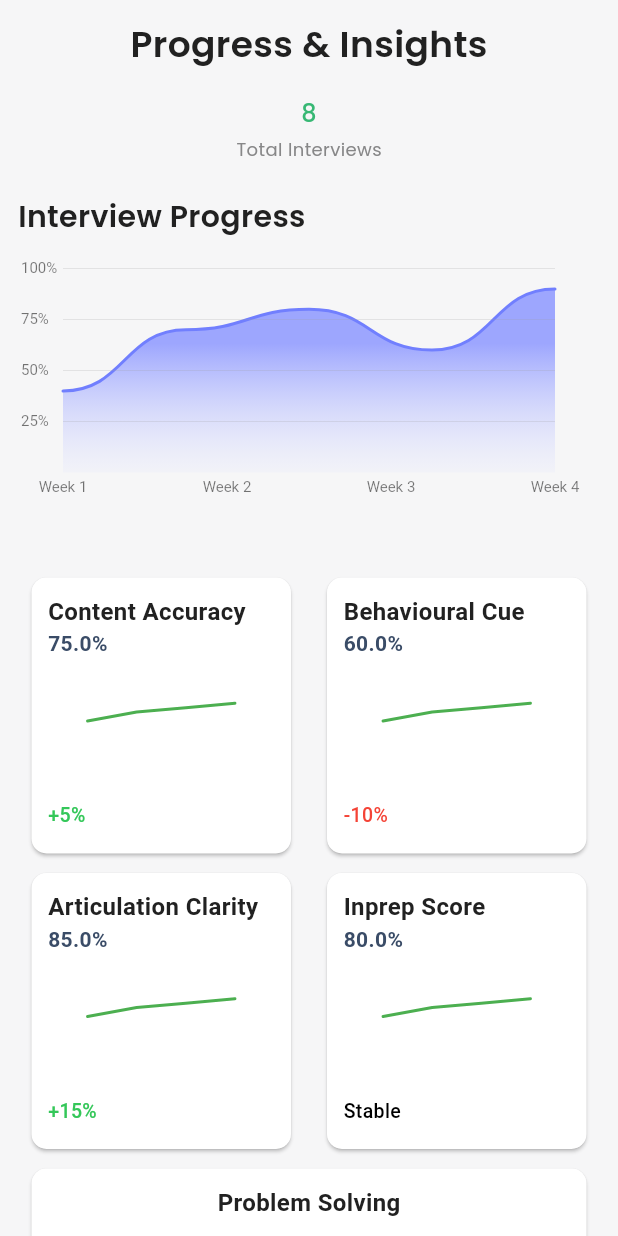
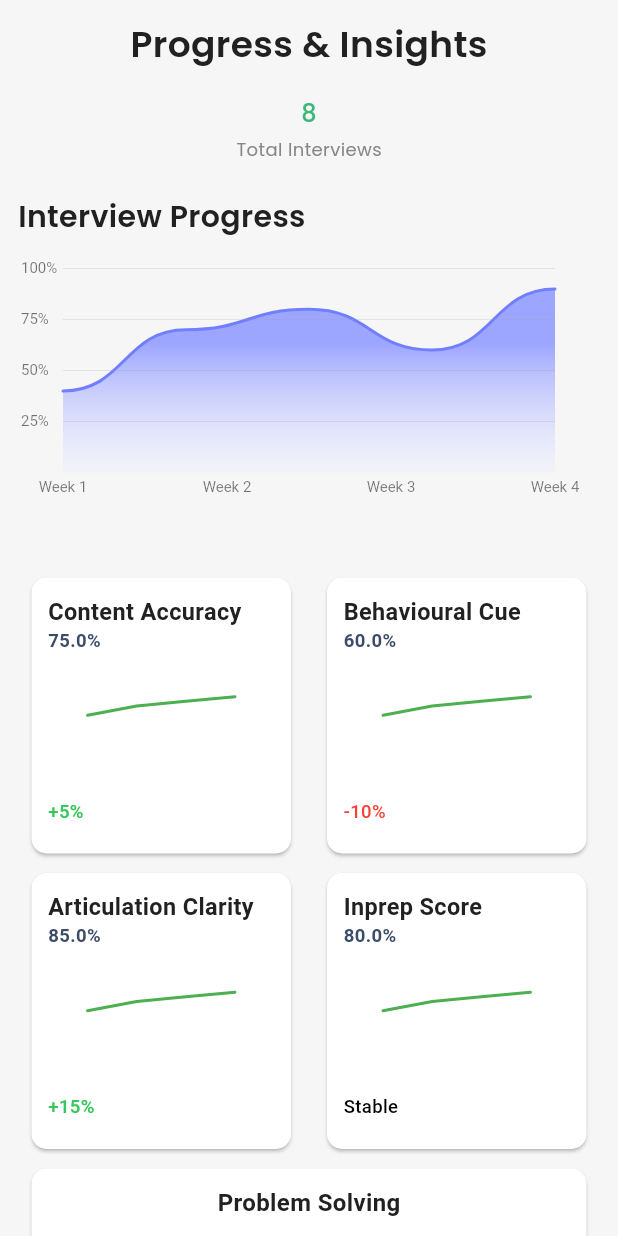
Before and after one commit to devsazidul/inprep.ai, a Flutter app: the ProgressScreen screen opened directly, on a phone screen of 412 x 824 dp. Run offline on Flutter 3.47's test engine with Material 3 defaults, Android fonts, the phone set to English and light mode, and no system bars; our stand-ins replace camera, device_info_plus, file_picker, flutter_otp_text_field, flutter_screenutil, get and 6 more; missing offline and left inert: country_pickers, flutter_stripe; accounts and stored records are empty; network calls fail.

Commit message:
all issue solve

```diff
--- a/lib/features/home_screen/screen/home_screen.dart
+++ b/lib/features/home_screen/screen/home_screen.dart
@@ -95,7 +95,7 @@ class HomeScreen extends StatelessWidget {
                     mainAxisAlignment: MainAxisAlignment.center,
                     children: [
                       Container(
-                        width: MediaQuery.of(context).size.width * 0.935,
+                        width: MediaQuery.of(context).size.width * 0.933,
                         height: 50,
                         decoration: BoxDecoration(
                           color: const Color(0xff37B874),
--- a/lib/features/progress_screen/widgets/grid_chart.dart
+++ b/lib/features/progress_screen/widgets/grid_chart.dart
@@ -41,21 +41,21 @@ class CardWidget extends StatelessWidget {
     }
 
     return Card(
-      shape: RoundedRectangleBorder(
-        borderRadius: BorderRadius.circular(10),
-      ),
+      shape: RoundedRectangleBorder(borderRadius: BorderRadius.circular(10)),
       color: Colors.white,
       child: Padding(
         padding: const EdgeInsets.all(11.0),
-        child: index == 4 // Apply custom layout for index 4
+        child:
+            index ==
+                    4 // Apply custom layout for index 4
                 ? Column(
                   mainAxisSize: MainAxisSize.min,
                   children: [
                     // Title and percentage in the center
                     Center(
                       child: Column(
-                      mainAxisAlignment: MainAxisAlignment.center, // Vertically center
-                      crossAxisAlignment: CrossAxisAlignment.center, // Horizontally center
+                        mainAxisAlignment: MainAxisAlignment.center,
+                        crossAxisAlignment: CrossAxisAlignment.center,
                         children: [
                           Text(
                             title,
@@ -81,14 +81,12 @@ class CardWidget extends StatelessWidget {
                     // Add the graph for Problem Solving here inside Flexible
                     Flexible(
                       child: SizedBox(
-                      height: 100, // Fixed height for the graph
+                        height:
+                            MediaQuery.of(context).size.height *
+                            0.1, // Fixed height for the graph
                         child: SfCartesianChart(
-                        primaryXAxis: CategoryAxis(
-                          isVisible: false,
-                        ),
-                        primaryYAxis: NumericAxis(
-                          isVisible: false,
-                        ),
+                          primaryXAxis: CategoryAxis(isVisible: false),
+                          primaryYAxis: NumericAxis(isVisible: false),
                           plotAreaBorderWidth: 0,
                           series: <CartesianSeries<ChartData, String>>[
                             LineSeries<ChartData, String>(
@@ -102,7 +100,9 @@ class CardWidget extends StatelessWidget {
                         ),
                       ),
                     ),
-                  const SizedBox(height: 20), // Space between graph and change text
+                    const SizedBox(
+                      height: 20,
+                    ), // Space between graph and change text
                     // Change text positioned at the bottom-left
                     Align(
                       alignment: Alignment.bottomLeft,
@@ -120,35 +120,40 @@ class CardWidget extends StatelessWidget {
                     ),
                   ],
                 )
-            : Column( // Regular layout for other cards
+                : Column(
                   crossAxisAlignment: CrossAxisAlignment.start,
                   children: [
+                    // Title Text with responsive font size
                     Text(
                       title,
-                    style: const TextStyle(
-                      fontSize: 16,
+                      style: TextStyle(
+                        fontSize:
+                            MediaQuery.of(context).size.width *
+                            0.038, // Adjust font size based on screen width
                         fontWeight: FontWeight.w600,
-                      color: Color(0xff212121),
+                        color: const Color(0xff212121),
                       ),
                     ),
+                    // Percentage Text with responsive font size
                     Text(
                       '$percentage%',
-                    style: const TextStyle(
-                      fontSize: 14,
+                      style: TextStyle(
+                        fontSize:
+                            MediaQuery.of(context).size.width *
+                            0.030, // Adjust font size based on screen width
                         fontWeight: FontWeight.bold,
-                      color: Color(0xff3A4c67),
+                        color: const Color(0xff3A4c67),
                       ),
                     ),
-                  const SizedBox(height: 8),
+                    const SizedBox(height: 6),
+                    // Responsive chart height
                     SizedBox(
-                    height: MediaQuery.of(context).size.height * 0.096,
+                      height:
+                          MediaQuery.of(context).size.height *
+                          0.0998, // Adjust chart height based on screen height
                       child: SfCartesianChart(
-                      primaryXAxis: CategoryAxis(
-                        isVisible: false,
-                      ),
-                      primaryYAxis: NumericAxis(
-                        isVisible: false,
-                      ),
+                        primaryXAxis: CategoryAxis(isVisible: false),
+                        primaryYAxis: NumericAxis(isVisible: false),
                         plotAreaBorderWidth: 0,
                         series: <CartesianSeries<ChartData, String>>[
                           LineSeries<ChartData, String>(
@@ -162,10 +167,13 @@ class CardWidget extends StatelessWidget {
                       ),
                     ),
                     const SizedBox(height: 8),
+                    // Change Text with responsive font size and color change
                     Text(
                       change,
                       style: TextStyle(
-                      fontSize: 13,
+                        fontSize:
+                            MediaQuery.of(context).size.width *
+                            0.030, // Adjust font size based on screen width
                         color: changeColor,
                         fontWeight: FontWeight.w500,
                       ),
```
Also changed, not shown: lib/features/job_screens/myjob.dart (+10 -3 lines), lib/features/profile_setup.dart/screen.dart/education_cirtificate.dart (+4 -5 lines), lib/features/subscription/screen/subscription_screen.dart (+5 -2 lines), lib/features/subscription/widgets/subscription_list.dart (+9 -3 lines). Lines whose indentation alone changed are shown as unchanged.
